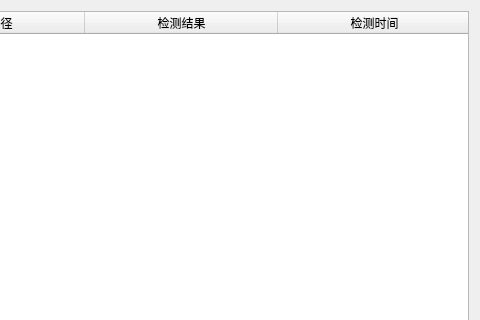
wang-jiankun/Defect-Detection, file qt/ui_detect_log.ui: the form before one commit; both pictures show x 120 to 600 and y 0 to 320 of the 600 by 500 pixel window.
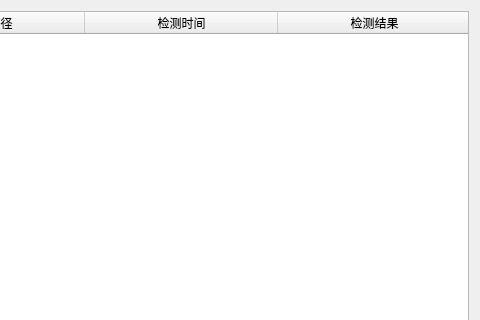
The form after the commit.

What changed in the file:
```diff
--- a/qt/ui_detect_log.ui
+++ b/qt/ui_detect_log.ui
@@ -53,12 +53,12 @@
      </column>
      <column>
       <property name="text">
-       <string>检测结果</string>
+       <string>检测时间</string>
       </property>
      </column>
      <column>
       <property name="text">
-       <string>检测时间</string>
+       <string>检测结果</string>
       </property>
      </column>
     </widget>
```
